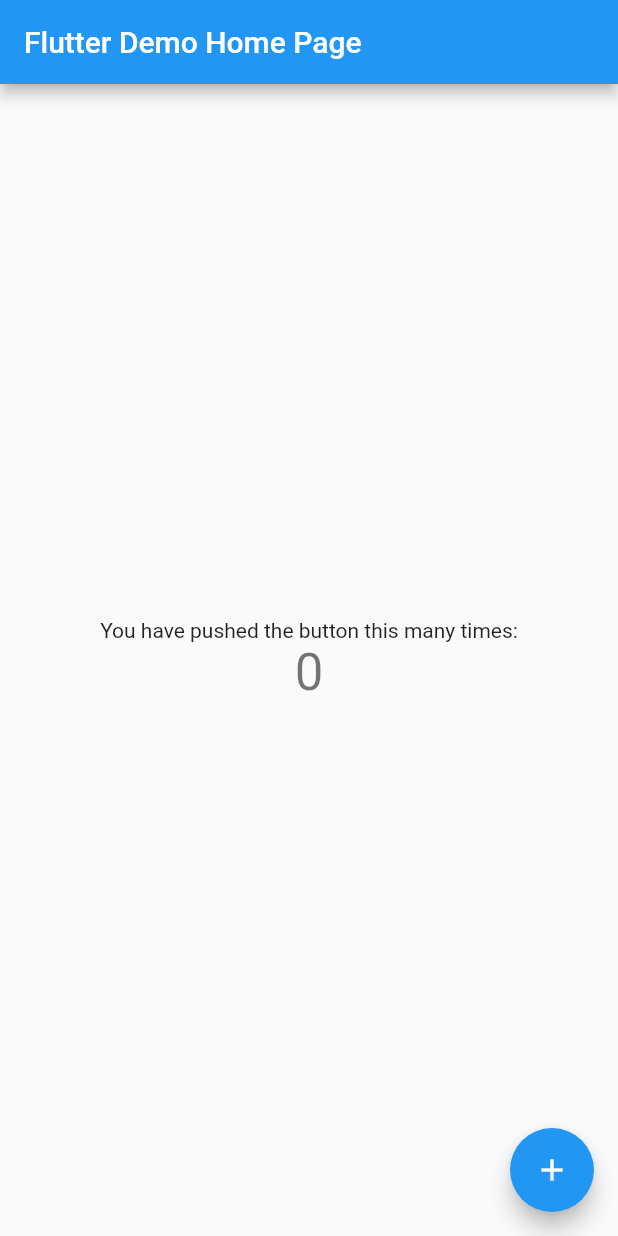
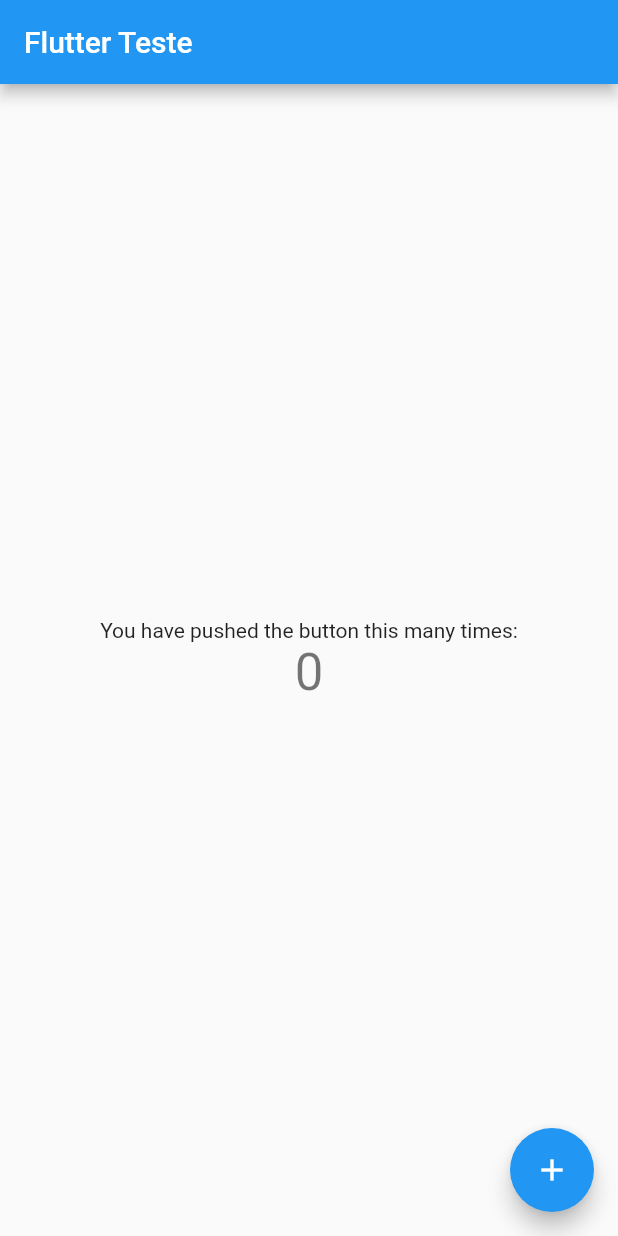
Before and after one commit to marcusgregory/flutter_app, a Flutter app: the screen it shows after launch, on a phone screen of 412 x 824 dp. Run offline on Flutter 3.47's test engine with Material 2 defaults, Android fonts, the phone set to English and light mode, and no system bars.

Commit message:
- Update

```diff
--- a/lib/main.dart
+++ b/lib/main.dart
@@ -14,7 +14,7 @@ class MyApp extends StatelessWidget {
         primarySwatch: Colors.blue,
         visualDensity: VisualDensity.adaptivePlatformDensity,
       ),
-      home: MyHomePage(title: 'Flutter Demo Home Page'),
+      home: MyHomePage(title: 'Flutter Teste'),
     );
   }
 }
```
